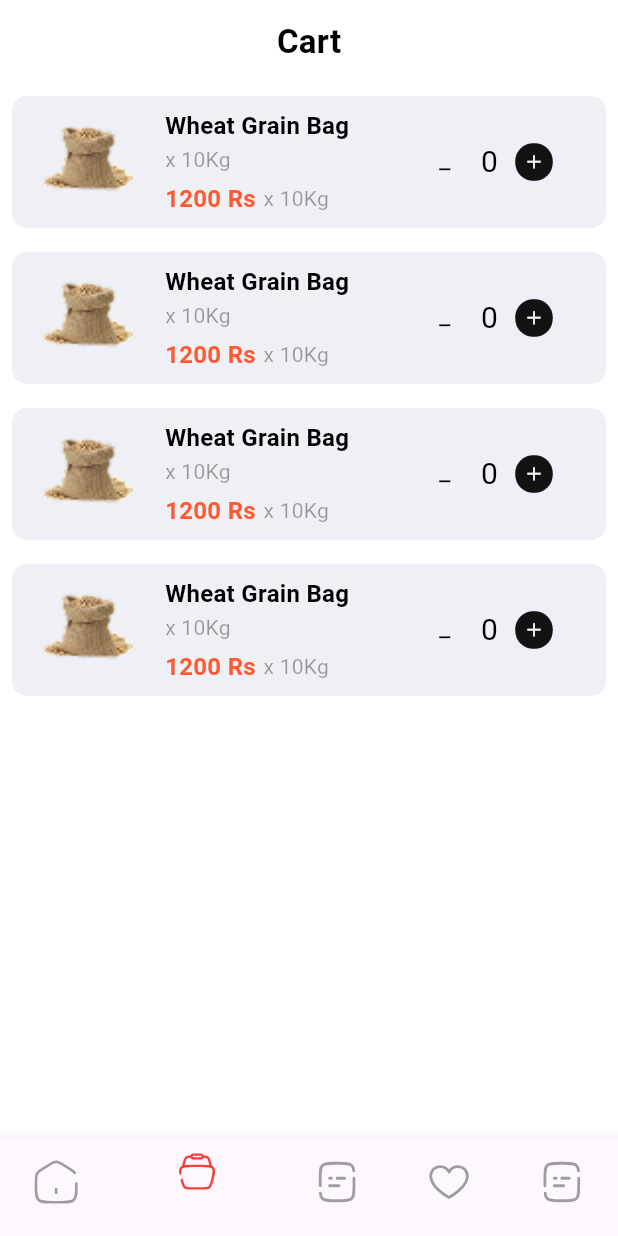
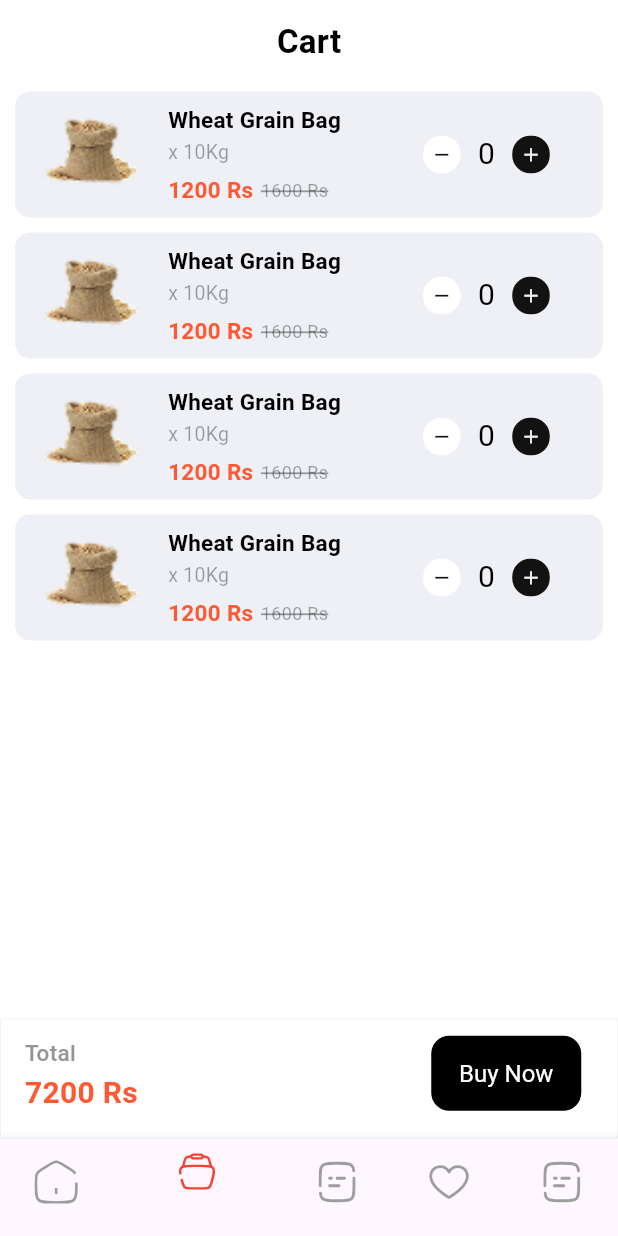
Before and after one commit to IAftabRehman/Karyana-App-with-API-Flutter, a Flutter app: the CustomBottomBar screen opened by its route, item 2 of the bottom bar chosen, on a phone screen of 412 x 824 dp. Run offline on Flutter 3.47's test engine with Material 3 defaults, Android fonts, the light colour scheme and no system bars; drawn by our look-alikes of flutter_animate, flutter_bounce; our stand-ins replace flutter_svg; Roboto replaces fonts that are missing (Poppins).

Commit message:
add new files

```diff
--- a/lib/Configuration/AppColors.dart
+++ b/lib/Configuration/AppColors.dart
@@ -8,4 +8,5 @@ class AppColors{
   static const Color textColor = Color(0xFF121212);
   static const Color greyTypeColor = Color(0xFF949494);
   static const Color orangeTypeColor = Color(0xFFFF5934);
+  static const Color redRelatedColor = Color(0xFFFF0000);
 }
--- a/lib/Configuration/AppRoutes.dart
+++ b/lib/Configuration/AppRoutes.dart
@@ -1,10 +1,12 @@
 import 'package:flutter/cupertino.dart';
 import 'package:internship_second_task/Presentation/CommonWidgets/CustomBottomBar.dart';
+import 'package:internship_second_task/Presentation/Views/CheckOutScreen.dart';
 import 'package:internship_second_task/Presentation/Views/ChooseBrand.dart';
 import 'package:internship_second_task/Presentation/Views/HomeScreen.dart';
 import 'package:internship_second_task/Presentation/Views/Login.dart';
 import 'package:internship_second_task/Presentation/Views/NotFoundScreen.dart';
 import 'package:internship_second_task/Presentation/Views/OnBoardingScreen.dart';
+import 'package:internship_second_task/Presentation/Views/PlaceOrderScreen.dart';
 import 'package:internship_second_task/Presentation/Views/ProductDetails.dart';
 import 'package:internship_second_task/Presentation/Views/SavedItem.dart';
 import '../Presentation/Views/SignUpScreen.dart';
@@ -22,6 +24,8 @@ class AppRoutes {
   static const String cartScreen = '/cartScreen';
   static const String bottomBar = '/bottomBar';
   static const String notFound = '/notFound';
+  static const String checkOut = '/checkOut';
+  static const String placeOrder = '/placeOrder';
 
   static Map<String, WidgetBuilder> routes = {
     splash: (context) => SplashScreen(),
@@ -32,6 +36,8 @@ class AppRoutes {
     savedItem: (context) => SavedItem(),
     bottomBar: (context) => CustomBottomBar(),
     notFound: (context) => NotFoundScreen(),
+    checkOut: (context) => CheckOutScreen(),
+    placeOrder: (context) => PlaceOrderScreen(),
   };
 
   static Route<dynamic>? onGenerateRoute(RouteSettings settings) {
--- a/lib/Presentation/Elements/CustomContainer.dart
+++ b/lib/Presentation/Elements/CustomContainer.dart
@@ -150,6 +150,7 @@ class MyIconContainer extends StatelessWidget {
         imagePath: iconAsset!,
         height: iconHeight ?? 24,
         svgColor: iconColor,
+        fit: BoxFit.contain,
       );
     } else {
       return const SizedBox.shrink(); // Nothing if both are null
--- a/lib/Presentation/Views/CartScreen.dart
+++ b/lib/Presentation/Views/CartScreen.dart
@@ -1,5 +1,7 @@
 import 'package:flutter/material.dart';
 import 'package:internship_second_task/Configuration/AppColors.dart';
+import 'package:internship_second_task/Configuration/AppRoutes.dart';
+import 'package:internship_second_task/Presentation/Elements/CustomButton.dart';
 import 'package:internship_second_task/Presentation/Elements/CustomText.dart';
 
 import '../Elements/CustomContainer.dart';
@@ -24,7 +26,10 @@ class _CartScreenState extends State<CartScreen> {
         centerTitle: true,
         backgroundColor: AppColors.whiteRelatedColor,
       ),
-      body: ListView.builder(
+      body: Column(
+        children: [
+          Expanded(
+            child: ListView.builder(
               itemCount: 4,
               itemBuilder: (context, index) {
                 return Dismissible(
@@ -34,26 +39,46 @@ class _CartScreenState extends State<CartScreen> {
                     alignment: Alignment.centerRight,
                     padding: const EdgeInsets.symmetric(horizontal: 20),
                     decoration: BoxDecoration(
-                color: Colors.redAccent,
+                      gradient: LinearGradient(
+                        colors: [
+                          Color(0xffFA8072),
+                          Color(0xffFA8072),
+                          Color(0xffFA8072),
+                          Colors.redAccent,
+                        ],
+                        begin: Alignment.centerLeft,
+                        end: Alignment.centerRight,
+                      ),
                       borderRadius: BorderRadius.circular(10),
                     ),
                     child: Row(
+                      mainAxisAlignment: MainAxisAlignment.end,
+                      crossAxisAlignment: CrossAxisAlignment.center,
                       children: [
-                  MyText(text: "Delete"),
-                  const Icon(Icons.delete, color: Colors.white, size: 30),
+                        const Icon(
+                          Icons.delete,
+                          color: AppColors.whiteRelatedColor,
+                          size: 30,
+                        ),
+                        const SizedBox(width: 5),
+                        MyText(
+                          text: "Delete",
+                          size: 17,
+                          color: AppColors.whiteRelatedColor,
+                          fontWeight: FontWeight.bold,
+                        ),
                       ],
                     ),
                   ),
                   onDismissed: (direction) {
-              setState(() {
-              });
+                    setState(() {});
 
                     ScaffoldMessenger.of(
                       context,
                     ).showSnackBar(const SnackBar(content: Text("Item deleted")));
                   },
                   child: Padding(
-              padding: const EdgeInsets.all(8.0),
+                    padding: const EdgeInsets.symmetric(horizontal: 10, vertical: 5),
                     child: MyContainer(
                       borderRadius: BorderRadius.circular(10),
                       color: AppColors.secondaryBackgroundColor,
@@ -66,7 +91,7 @@ class _CartScreenState extends State<CartScreen> {
                         ),
                         title: MyText(
                           text: "Wheat Grain Bag",
-                    size: 16,
+                          size: 15,
                           fontWeight: FontWeight.w600,
                         ),
                         subtitle: Column(
@@ -75,7 +100,7 @@ class _CartScreenState extends State<CartScreen> {
                           children: [
                             MyText(
                               text: "x 10Kg",
-                        size: 14,
+                              size: 13,
                               color: AppColors.textColor.withOpacity(0.4),
                             ),
                             const SizedBox(height: 5),
@@ -83,14 +108,15 @@ class _CartScreenState extends State<CartScreen> {
                               children: [
                                 MyText(
                                   text: "1200 Rs",
-                            size: 16,
+                                  size: 15,
                                   color: AppColors.backgroundColor,
                                   fontWeight: FontWeight.bold,
                                 ),
                                 const SizedBox(width: 5),
                                 MyText(
-                            text: "x 10Kg",
-                            size: 14,
+                                  text: "1600 Rs",
+                                  size: 12,
+                                  decoration: TextDecoration.lineThrough,
                                   color: AppColors.textColor.withOpacity(0.4),
                                 ),
                               ],
@@ -101,6 +127,7 @@ class _CartScreenState extends State<CartScreen> {
                           mainAxisSize: MainAxisSize.min,
                           children: [
                             Row(
+                              crossAxisAlignment: CrossAxisAlignment.center,
                               children: [
                                 IconButton(
                                   onPressed: () {
@@ -115,9 +142,10 @@ class _CartScreenState extends State<CartScreen> {
                                   icon: MyIconContainer(
                                     height: 25,
                                     width: 25,
-                              iconData: Icons.minimize,
+                                    iconData: Icons.remove,
                                     iconHeight: 15,
-                              color: AppColors.secondaryBackgroundColor,
+                                    iconColor: AppColors.textColor,
+                                    color: AppColors.whiteRelatedColor,
                                   ),
                                 ),
                                 MyText(text: stock.toString(), size: 20),
@@ -146,6 +174,21 @@ class _CartScreenState extends State<CartScreen> {
                 );
               },
             ),
+          ),
+          MyContainer(
+            height: 80,
+            color: Colors.transparent,
+            border: Border.all(width: 0.5, color: AppColors.secondaryBackgroundColor),
+            child: ListTile(
+              title: MyText(text: "Total", color: AppColors.greyTypeColor, fontWeight: FontWeight.w500,),
+              subtitle: MyText(text: "7200 Rs", color: AppColors.backgroundColor, fontWeight: FontWeight.bold, size: 20,),
+              trailing: MyButton(onPressed: (){
+                Navigator.pushNamed(context, AppRoutes.checkOut);
+              }, btnLabel: "Buy Now", width: 100, color: Colors.black, fontWeight: FontWeight.normal,),
+            )
+          )
+        ],
+      ),
     );
   }
 }
--- a/lib/Presentation/Views/SplashScreen.dart
+++ b/lib/Presentation/Views/SplashScreen.dart
@@ -17,7 +17,7 @@ class _SplashScreenState extends State<SplashScreen> {
   @override
   void initState() {
     super.initState();
-    Future.delayed(const Duration(seconds: 5), () {
+    Future.delayed(const Duration(seconds: 1), () {
       Navigator.pushNamed(context, AppRoutes.onBoarding);
     });
   }
```
Also changed, not shown: lib/Presentation/Views/CheckOutScreen.dart (added, +338 -0 lines), assets/icons/delivery-truck.png (added). Lines whose indentation alone changed are shown as unchanged.
